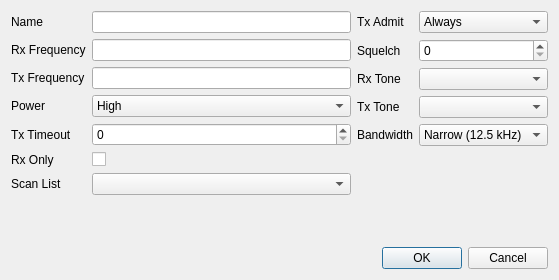
This is src/analogchanneldialog.ui in hmatuschek/qdmr as Qt 5 draws it before an edit. The edited form follows.
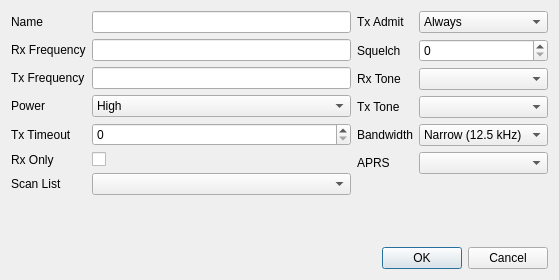
This is the edited form.

```diff
--- a/src/analogchanneldialog.ui
+++ b/src/analogchanneldialog.ui
@@ -219,6 +219,16 @@
          </item>
         </widget>
        </item>
+       <item row="5" column="0">
+        <widget class="QLabel" name="aprsLabel">
+         <property name="text">
+          <string>APRS</string>
+         </property>
+        </widget>
+       </item>
+       <item row="5" column="1">
+        <widget class="QComboBox" name="aprsList"/>
+       </item>
       </layout>
      </item>
     </layout>
```
